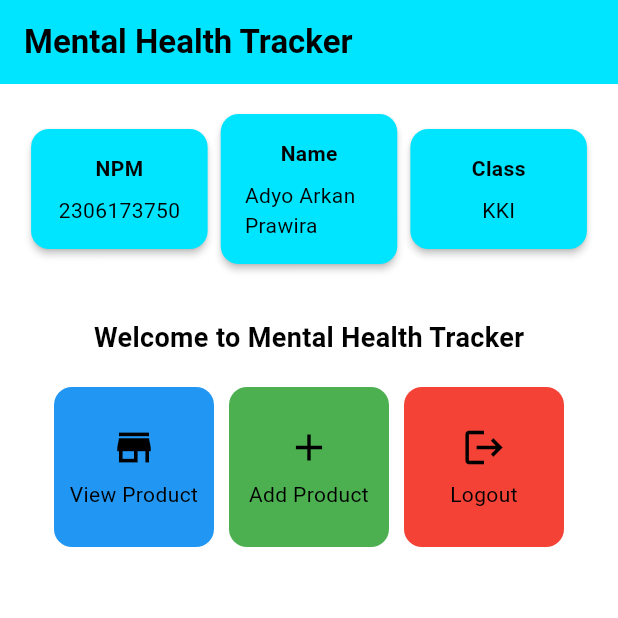
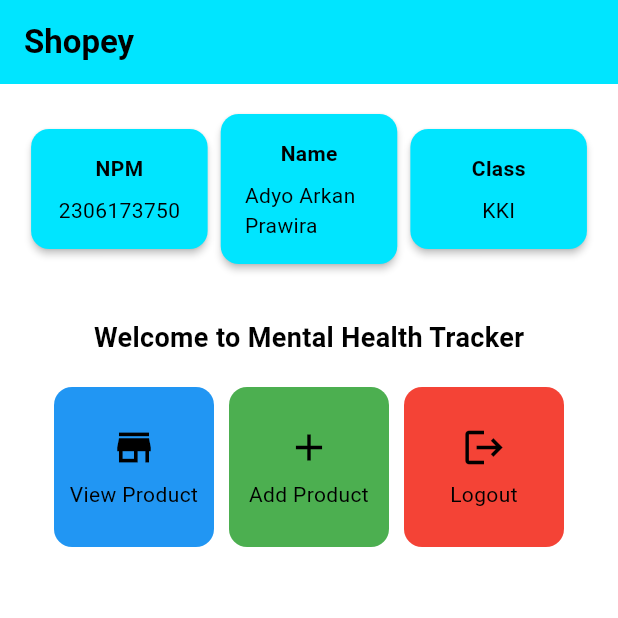
Before and after one commit to adyoprawira/shopey_mobile, a Flutter app: the screen it shows after launch, on a phone screen of 412 x 824 dp, the top half of it. Run offline on Flutter 3.47's test engine with Material 3 defaults, Android fonts, the phone set to English and light mode, and no system bars.

Commit message:
Finished assignment 1

```diff
--- a/lib/menu.dart
+++ b/lib/menu.dart
@@ -1,12 +1,15 @@
 import 'package:flutter/material.dart';
 
+// Main page of the application.
 class MyHomePage extends StatelessWidget {
   MyHomePage({super.key});
 
+  // User information
   final String npm = '2306173750'; // NPM
   final String name = 'Adyo Arkan Prawira'; // Name
   final String className = 'KKI'; // Class
 
+  // List of items to be displayed on the homepage.
   final List<ItemHomepage> items = [
     ItemHomepage("View Product", Icons.store, Colors.blue),
     ItemHomepage("Add Product", Icons.add, Colors.green),
@@ -19,15 +22,15 @@ class MyHomePage extends StatelessWidget {
     return Scaffold(
       // AppBar is the top part of the page that displays the title.
       appBar: AppBar(
-        // The title of the application "Mental Health Tracker" with white text and bold font.
+        // The title of the application "Shopey" with black text and bold font.
         title: const Text(
-          'Mental Health Tracker',
+          'Shopey',
           style: TextStyle(
             color: Colors.black,
             fontWeight: FontWeight.bold,
           ),
         ),
-        // The background color of the AppBar is obtained from the application theme color scheme.
+        // The background color of the AppBar is a custom color.
         backgroundColor: const Color.fromARGB(255, 0, 229, 255),
       ),
       // Body of the page with paddings around it.
@@ -54,7 +57,6 @@ class MyHomePage extends StatelessWidget {
             Center(
               child: Column(
                 // Place the text and grid item vertically.
-
                 children: [
                   // Display the welcome message with bold font and size 18.
                   const Padding(
@@ -93,9 +95,8 @@ class MyHomePage extends StatelessWidget {
   }
 }
 
+// Card information that displays the title and content.
 class InfoCard extends StatelessWidget {
-  // Card information that displays the title and content.
-
   final String title;  // Card title.
   final String content;  // Card content.
   final Color cardColor; // Card color.
@@ -140,14 +141,16 @@ class InfoCard extends StatelessWidget {
   }
 }
 
+// Model class for homepage items.
 class ItemHomepage {
-    final String name;
-    final IconData icon;
-    final Color color; // New color property
+    final String name; // Item name.
+    final IconData icon; // Item icon.
+    final Color color; // Item color.
 
     ItemHomepage(this.name, this.icon, this.color);
 }
 
+// Card widget to display an item.
 class ItemCard extends StatelessWidget {
   final ItemHomepage item;
 
@@ -156,11 +159,12 @@ class ItemCard extends StatelessWidget {
   @override
   Widget build(BuildContext context) {
     return Material(
-      color: item.color,
+      color: item.color, // Set the background color of the card.
       borderRadius: BorderRadius.circular(12),
 
       child: InkWell(
         onTap: () {
+          // Show a snackbar when the card is tapped.
           ScaffoldMessenger.of(context)
             ..hideCurrentSnackBar()
             ..showSnackBar(
@@ -175,14 +179,14 @@ class ItemCard extends StatelessWidget {
               children: [
                 Icon(
                   item.icon,
-                  color: Colors.black, // Set icon color from item color
+                  color: Colors.black, // Set icon color to black.
                   size: 30.0,
                 ),
                 const Padding(padding: EdgeInsets.all(3)),
                 Text(
                   item.name,
                   textAlign: TextAlign.center,
-                  style: TextStyle(color: Colors.black), // Set text color from item color
+                  style: TextStyle(color: Colors.black), // Set text color to black.
                 ),
               ],
             ),
```
